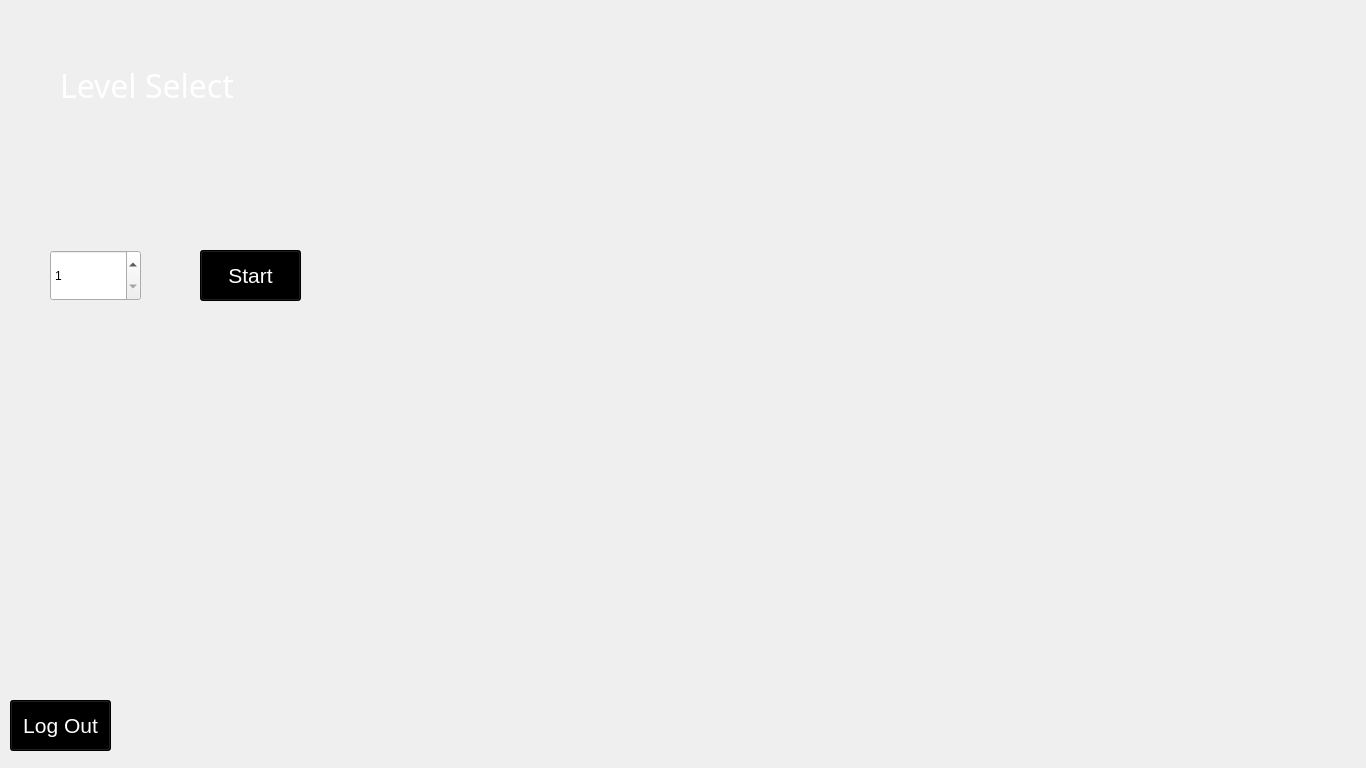
tmpope/typersblock, file MainMenu/levelselectwindow.ui: the form before one commit.
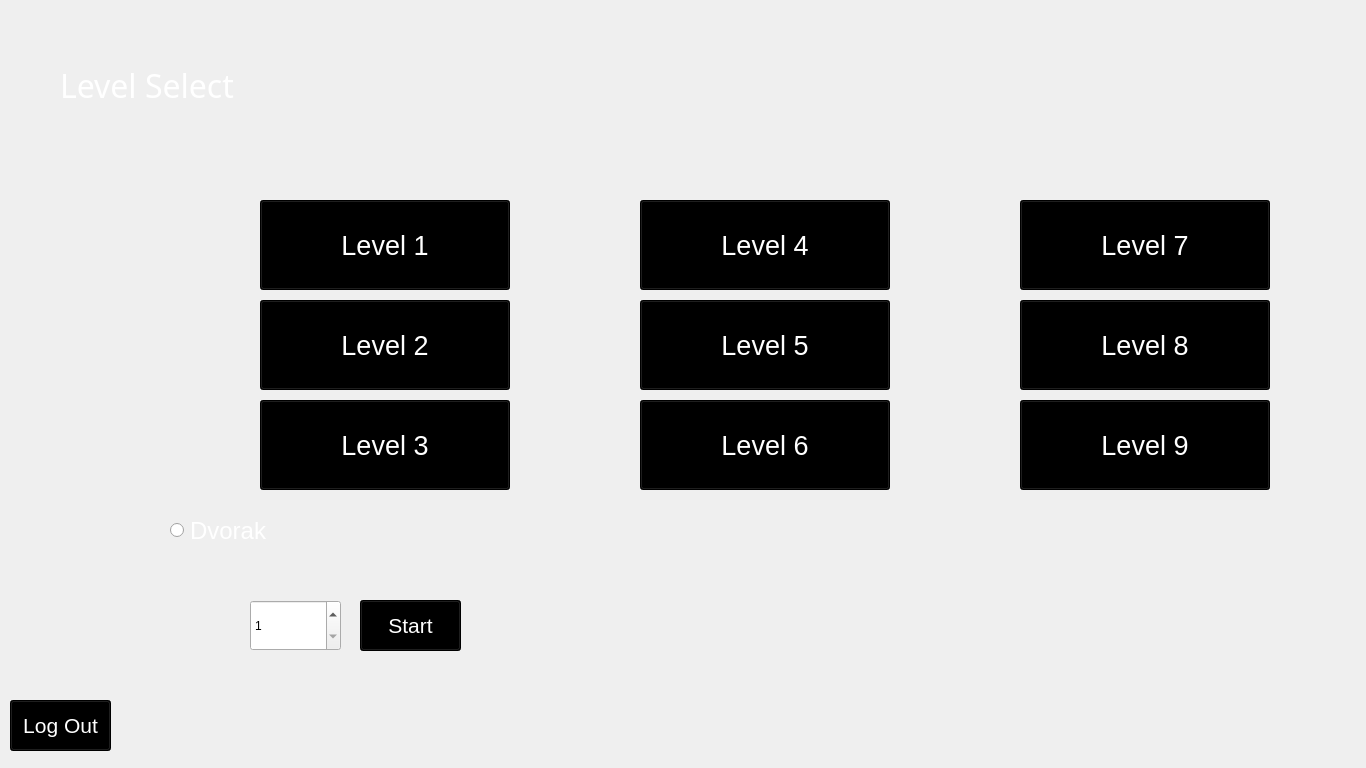
The form after the commit. Icons and pictures are not drawn.

Commit message: Changed the level select window and implemented dvorak switching abilities

```diff
--- a/MainMenu/levelselectwindow.ui
+++ b/MainMenu/levelselectwindow.ui
@@ -73,8 +73,8 @@
    <widget class="QPushButton" name="startButton">
     <property name="geometry">
      <rect>
-      <x>200</x>
-      <y>250</y>
+      <x>360</x>
+      <y>600</y>
       <width>101</width>
       <height>51</height>
      </rect>
@@ -95,8 +95,8 @@
    <widget class="QSpinBox" name="spinBox">
     <property name="geometry">
      <rect>
-      <x>50</x>
-      <y>250</y>
+      <x>250</x>
+      <y>600</y>
       <width>91</width>
       <height>51</height>
      </rect>
@@ -108,6 +108,397 @@
      <number>9</number>
     </property>
    </widget>
+   <widget class="QPushButton" name="Level1">
+    <property name="geometry">
+     <rect>
+      <x>260</x>
+      <y>200</y>
+      <width>250</width>
+      <height>90</height>
+     </rect>
+    </property>
+    <property name="font">
+     <font>
+      <pointsize>20</pointsize>
+     </font>
+    </property>
+    <property name="styleSheet">
+     <string notr="true">color: white;
+background-color: black;</string>
+    </property>
+    <property name="text">
+     <string>Level 1</string>
+    </property>
+   </widget>
+   <widget class="QPushButton" name="Level2">
+    <property name="geometry">
+     <rect>
+      <x>260</x>
+      <y>300</y>
+      <width>250</width>
+      <height>90</height>
+     </rect>
+    </property>
+    <property name="font">
+     <font>
+      <pointsize>20</pointsize>
+     </font>
+    </property>
+    <property name="styleSheet">
+     <string notr="true">color: white;
+background-color: black;</string>
+    </property>
+    <property name="text">
+     <string>Level 2</string>
+    </property>
+   </widget>
+   <widget class="QPushButton" name="Level3">
+    <property name="geometry">
+     <rect>
+      <x>260</x>
+      <y>400</y>
+      <width>250</width>
+      <height>90</height>
+     </rect>
+    </property>
+    <property name="font">
+     <font>
+      <pointsize>20</pointsize>
+     </font>
+    </property>
+    <property name="styleSheet">
+     <string notr="true">color: white;
+background-color: black;</string>
+    </property>
+    <property name="text">
+     <string>Level 3</string>
+    </property>
+   </widget>
+   <widget class="QPushButton" name="Level4">
+    <property name="geometry">
+     <rect>
+      <x>640</x>
+      <y>200</y>
+      <width>250</width>
+      <height>90</height>
+     </rect>
+    </property>
+    <property name="font">
+     <font>
+      <pointsize>20</pointsize>
+     </font>
+    </property>
+    <property name="styleSheet">
+     <string notr="true">color: white;
+background-color: black;</string>
+    </property>
+    <property name="text">
+     <string>Level 4</string>
+    </property>
+   </widget>
+   <widget class="QPushButton" name="Level6">
+    <property name="geometry">
+     <rect>
+      <x>640</x>
+      <y>400</y>
+      <width>250</width>
+      <height>90</height>
+     </rect>
+    </property>
+    <property name="font">
+     <font>
+      <pointsize>20</pointsize>
+     </font>
+    </property>
+    <property name="styleSheet">
+     <string notr="true">color: white;
+background-color: black;</string>
+    </property>
+    <property name="text">
+     <string>Level 6</string>
+    </property>
+   </widget>
+   <widget class="QPushButton" name="Level8">
+    <property name="geometry">
+     <rect>
+      <x>1020</x>
+      <y>300</y>
+      <width>250</width>
+      <height>90</height>
+     </rect>
+    </property>
+    <property name="font">
+     <font>
+      <pointsize>20</pointsize>
+     </font>
+    </property>
+    <property name="styleSheet">
+     <string notr="true">color: white;
+background-color: black;</string>
+    </property>
+    <property name="text">
+     <string>Level 8</string>
+    </property>
+   </widget>
+   <widget class="QPushButton" name="Level7">
+    <property name="geometry">
+     <rect>
+      <x>1020</x>
+      <y>200</y>
+      <width>250</width>
+      <height>90</height>
+     </rect>
+    </property>
+    <property name="font">
+     <font>
+      <pointsize>20</pointsize>
+     </font>
+    </property>
+    <property name="styleSheet">
+     <string notr="true">color: white;
+background-color: black;</string>
+    </property>
+    <property name="text">
+     <string>Level 7</string>
+    </property>
+   </widget>
+   <widget class="QPushButton" name="Level5">
+    <property name="geometry">
+     <rect>
+      <x>640</x>
+      <y>300</y>
+      <width>250</width>
+      <height>90</height>
+     </rect>
+    </property>
+    <property name="font">
+     <font>
+      <pointsize>20</pointsize>
+     </font>
+    </property>
+    <property name="styleSheet">
+     <string notr="true">color: white;
+background-color: black;</string>
+    </property>
+    <property name="text">
+     <string>Level 5</string>
+    </property>
+   </widget>
+   <widget class="QPushButton" name="Level9">
+    <property name="geometry">
+     <rect>
+      <x>1020</x>
+      <y>400</y>
+      <width>250</width>
+      <height>90</height>
+     </rect>
+    </property>
+    <property name="font">
+     <font>
+      <pointsize>20</pointsize>
+     </font>
+    </property>
+    <property name="styleSheet">
+     <string notr="true">color: white;
+background-color: black;</string>
+    </property>
+    <property name="text">
+     <string>Level 9</string>
+    </property>
+   </widget>
+   <widget class="QLabel" name="merLabel">
+    <property name="geometry">
+     <rect>
+      <x>160</x>
+      <y>200</y>
+      <width>90</width>
+      <height>90</height>
+     </rect>
+    </property>
+    <property name="text">
+     <string/>
+    </property>
+    <property name="pixmap">
+     <pixmap resource="images.qrc">:/new/images/Images/mercury.jpg</pixmap>
+    </property>
+    <property name="alignment">
+     <set>Qt::AlignCenter</set>
+    </property>
+   </widget>
+   <widget class="QLabel" name="venLable">
+    <property name="geometry">
+     <rect>
+      <x>160</x>
+      <y>300</y>
+      <width>90</width>
+      <height>90</height>
+     </rect>
+    </property>
+    <property name="text">
+     <string/>
+    </property>
+    <property name="pixmap">
+     <pixmap resource="images.qrc">:/new/images/Images/venus.jpg</pixmap>
+    </property>
+    <property name="alignment">
+     <set>Qt::AlignCenter</set>
+    </property>
+   </widget>
+   <widget class="QLabel" name="earLabel">
+    <property name="geometry">
+     <rect>
+      <x>160</x>
+      <y>400</y>
+      <width>90</width>
+      <height>90</height>
+     </rect>
+    </property>
+    <property name="text">
+     <string/>
+    </property>
+    <property name="pixmap">
+     <pixmap resource="images.qrc">:/new/images/Images/earth.jpg</pixmap>
+    </property>
+    <property name="alignment">
+     <set>Qt::AlignCenter</set>
+    </property>
+   </widget>
+   <widget class="QLabel" name="marLabel">
+    <property name="geometry">
+     <rect>
+      <x>540</x>
+      <y>200</y>
+      <width>90</width>
+      <height>90</height>
+     </rect>
+    </property>
+    <property name="text">
+     <string/>
+    </property>
+    <property name="pixmap">
+     <pixmap resource="images.qrc">:/new/images/Images/mars.jpg</pixmap>
+    </property>
+    <property name="alignment">
+     <set>Qt::AlignCenter</set>
+    </property>
+   </widget>
+   <widget class="QLabel" name="satLabel">
+    <property name="geometry">
+     <rect>
+      <x>540</x>
+      <y>400</y>
+      <width>90</width>
+      <height>90</height>
+     </rect>
+    </property>
+    <property name="text">
+     <string/>
+    </property>
+    <property name="pixmap">
+     <pixmap resource="images.qrc">:/new/images/Images/saturn.jpg</pixmap>
+    </property>
+    <property name="alignment">
+     <set>Qt::AlignCenter</set>
+    </property>
+   </widget>
+   <widget class="QLabel" name="jupLabel">
+    <property name="geometry">
+     <rect>
+      <x>540</x>
+      <y>300</y>
+      <width>90</width>
+      <height>90</height>
+     </rect>
+    </property>
+    <property name="text">
+     <string/>
+    </property>
+    <property name="pixmap">
+     <pixmap resource="images.qrc">:/new/images/Images/jupiter.jpg</pixmap>
+    </property>
+    <property name="alignment">
+     <set>Qt::AlignCenter</set>
+    </property>
+   </widget>
+   <widget class="QLabel" name="uraLabel">
+    <property name="geometry">
+     <rect>
+      <x>920</x>
+      <y>200</y>
+      <width>90</width>
+      <height>90</height>
+     </rect>
+    </property>
+    <property name="text">
+     <string/>
+    </property>
+    <property name="pixmap">
+     <pixmap resource="images.qrc">:/new/images/Images/uranus.jpg</pixmap>
+    </property>
+    <property name="alignment">
+     <set>Qt::AlignCenter</set>
+    </property>
+   </widget>
+   <widget class="QLabel" name="pluLabel">
+    <property name="geometry">
+     <rect>
+      <x>920</x>
+      <y>400</y>
+      <width>90</width>
+      <height>90</height>
+     </rect>
+    </property>
+    <property name="text">
+     <string/>
+    </property>
+    <property name="pixmap">
+     <pixmap resource="images.qrc">:/new/images/Images/pluto.jpg</pixmap>
+    </property>
+    <property name="alignment">
+     <set>Qt::AlignCenter</set>
+    </property>
+   </widget>
+   <widget class="QLabel" name="nepLabel">
+    <property name="geometry">
+     <rect>
+      <x>920</x>
+      <y>300</y>
+      <width>90</width>
+      <height>90</height>
+     </rect>
+    </property>
+    <property name="text">
+     <string/>
+    </property>
+    <property name="pixmap">
+     <pixmap resource="images.qrc">:/new/images/Images/neptune.jpg</pixmap>
+    </property>
+    <property name="alignment">
+     <set>Qt::AlignCenter</set>
+    </property>
+   </widget>
+   <widget class="QRadioButton" name="dvorakButton">
+    <property name="geometry">
+     <rect>
+      <x>170</x>
+      <y>510</y>
+      <width>101</width>
+      <height>41</height>
+     </rect>
+    </property>
+    <property name="font">
+     <font>
+      <pointsize>18</pointsize>
+     </font>
+    </property>
+    <property name="styleSheet">
+     <string notr="true">background-image: url(:/new/images/alpha.png);
+color: white;</string>
+    </property>
+    <property name="text">
+     <string>Dvorak</string>
+    </property>
+   </widget>
   </widget>
  </widget>
  <resources/>
```
Left out of the diff: 4 changed lines with no effect on the pictures. The commit also changes 18 other files.
